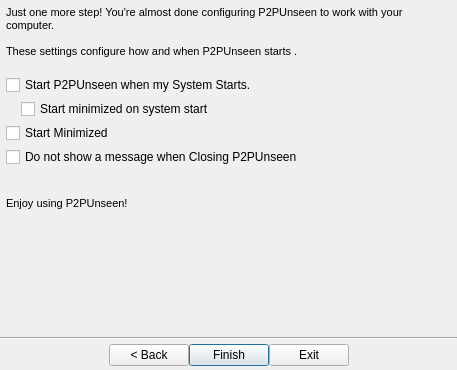
Old version of the form retroshare-gui/src/gui/QuickStartWizard.ui in the repository RetroShare/RetroShare.
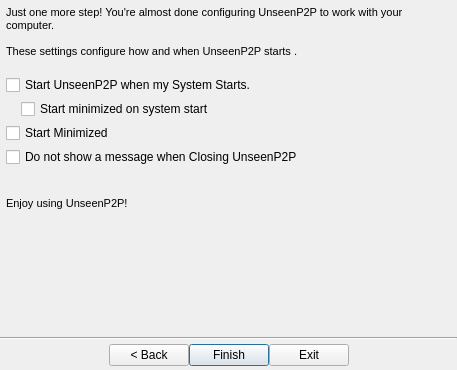
New version of the form. Icons and pictures are not drawn. Custom widgets are drawn as their Qt base class.

Commit message: Update Unseen name

Diff of the .ui file:
```diff
--- a/retroshare-gui/src/gui/QuickStartWizard.ui
+++ b/retroshare-gui/src/gui/QuickStartWizard.ui
@@ -894,7 +894,7 @@
 &lt;/style&gt;&lt;/head&gt;&lt;body style=&quot; font-family:'Ubuntu'; font-size:11pt; font-weight:400; font-style:normal;&quot;&gt;
 &lt;p style=&quot;-qt-paragraph-type:empty; margin-top:0px; margin-bottom:0px; margin-left:0px; margin-right:0px; -qt-block-indent:0; text-indent:0px; font-family:'MS Shell Dlg 2'; font-size:8pt;&quot;&gt;&lt;br /&gt;&lt;/p&gt;
 &lt;p style=&quot;-qt-paragraph-type:empty; margin-top:0px; margin-bottom:0px; margin-left:0px; margin-right:0px; -qt-block-indent:0; text-indent:0px; font-family:'MS Shell Dlg 2'; font-size:8pt;&quot;&gt;&lt;br /&gt;&lt;/p&gt;
-&lt;p style=&quot; margin-top:0px; margin-bottom:0px; margin-left:0px; margin-right:0px; -qt-block-indent:0; text-indent:0px;&quot;&gt;&lt;span style=&quot; font-family:'MS Shell Dlg 2'; font-size:8pt;&quot;&gt;Enjoy using P2PUnseen!&lt;/span&gt;&lt;/p&gt;&lt;/body&gt;&lt;/html&gt;</string>
+&lt;p style=&quot; margin-top:0px; margin-bottom:0px; margin-left:0px; margin-right:0px; -qt-block-indent:0; text-indent:0px;&quot;&gt;&lt;span style=&quot; font-family:'MS Shell Dlg 2'; font-size:8pt;&quot;&gt;Enjoy using UnseenP2P!&lt;/span&gt;&lt;/p&gt;&lt;/body&gt;&lt;/html&gt;</string>
             </property>
             <property name="wordWrap">
              <bool>true</bool>
@@ -908,9 +908,9 @@
 &lt;html&gt;&lt;head&gt;&lt;meta name=&quot;qrichtext&quot; content=&quot;1&quot; /&gt;&lt;style type=&quot;text/css&quot;&gt;
 p, li { white-space: pre-wrap; }
 &lt;/style&gt;&lt;/head&gt;&lt;body style=&quot; font-family:'Ubuntu'; font-size:11pt; font-weight:400; font-style:normal;&quot;&gt;
-&lt;p style=&quot; margin-top:0px; margin-bottom:0px; margin-left:0px; margin-right:0px; -qt-block-indent:0; text-indent:0px;&quot;&gt;&lt;span style=&quot; font-family:'MS Shell Dlg 2'; font-size:8pt;&quot;&gt;Just one more step! You're almost done configuring P2PUnseen to work with your computer.&lt;/span&gt;&lt;/p&gt;
+&lt;p style=&quot; margin-top:0px; margin-bottom:0px; margin-left:0px; margin-right:0px; -qt-block-indent:0; text-indent:0px;&quot;&gt;&lt;span style=&quot; font-family:'MS Shell Dlg 2'; font-size:8pt;&quot;&gt;Just one more step! You're almost done configuring UnseenP2P to work with your computer.&lt;/span&gt;&lt;/p&gt;
 &lt;p style=&quot;-qt-paragraph-type:empty; margin-top:0px; margin-bottom:0px; margin-left:0px; margin-right:0px; -qt-block-indent:0; text-indent:0px; font-family:'MS Shell Dlg 2'; font-size:8pt;&quot;&gt;&lt;br /&gt;&lt;/p&gt;
-&lt;p style=&quot; margin-top:0px; margin-bottom:0px; margin-left:0px; margin-right:0px; -qt-block-indent:0; text-indent:0px;&quot;&gt;&lt;span style=&quot; font-family:'MS Shell Dlg 2'; font-size:8pt;&quot;&gt;These settings configure how and when P2PUnseen starts .&lt;/span&gt;&lt;/p&gt;
+&lt;p style=&quot; margin-top:0px; margin-bottom:0px; margin-left:0px; margin-right:0px; -qt-block-indent:0; text-indent:0px;&quot;&gt;&lt;span style=&quot; font-family:'MS Shell Dlg 2'; font-size:8pt;&quot;&gt;These settings configure how and when UnseenP2P starts .&lt;/span&gt;&lt;/p&gt;
 &lt;p style=&quot;-qt-paragraph-type:empty; margin-top:0px; margin-bottom:0px; margin-left:0px; margin-right:0px; -qt-block-indent:0; text-indent:0px; font-family:'MS Shell Dlg 2'; font-size:8pt;&quot;&gt;&lt;br /&gt;&lt;/p&gt;&lt;/body&gt;&lt;/html&gt;</string>
             </property>
             <property name="alignment">
@@ -926,7 +926,7 @@
             <item row="5" column="0">
              <widget class="QCheckBox" name="checkBoxQuit">
               <property name="text">
-               <string>Do not show a message when Closing P2PUnseen</string>
+               <string>Do not show a message when Closing UnseenP2P</string>
               </property>
              </widget>
             </item>
@@ -940,7 +940,7 @@
             <item row="0" column="0">
              <widget class="QCheckBox" name="checkBoxRunRetroshareAtSystemStartup">
               <property name="text">
-               <string>Start P2PUnseen when my System Starts.</string>
+               <string>Start UnseenP2P when my System Starts.</string>
               </property>
              </widget>
             </item>
```
Left out of the diff: 14 changed lines with no effect on the pictures. The commit also changes 107 other files.
